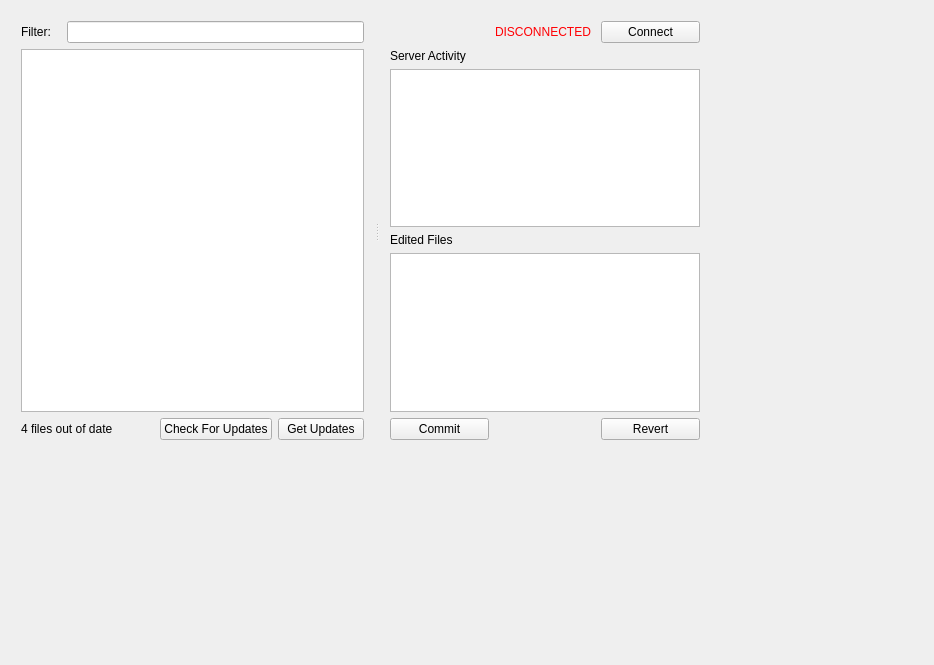
Old version of the form mainwindow.ui in the repository dant2k/P4SSHQt.
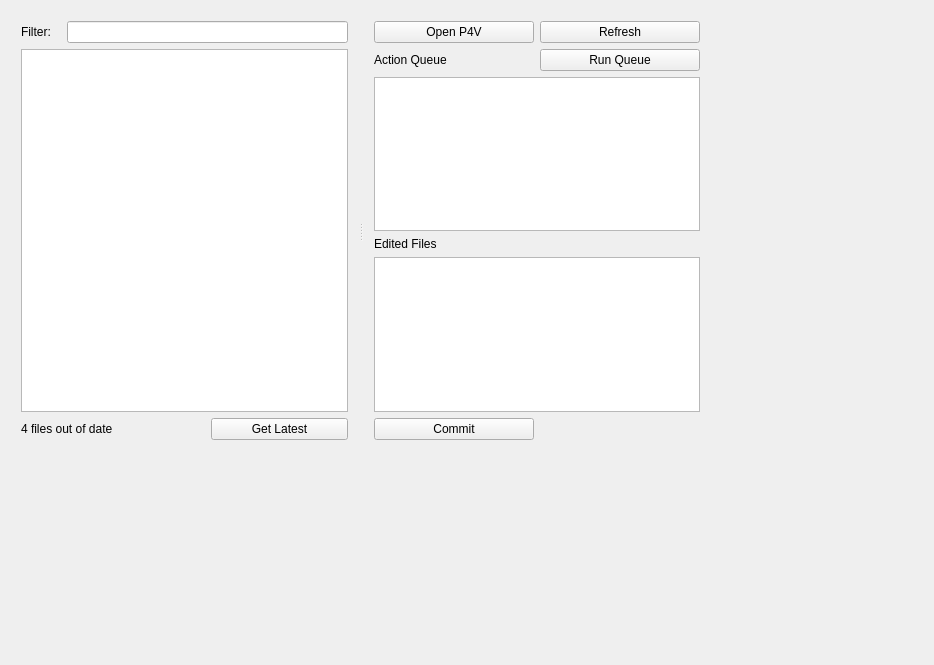
New version of the form.

Commit message: apparently i forgot to check in

```diff
--- a/mainwindow.ui
+++ b/mainwindow.ui
@@ -28,9 +28,6 @@
     </property>
     <widget class="QWidget" name="layoutWidget">
      <layout class="QGridLayout" name="gridLayout_2">
-      <item row="0" column="1" colspan="3">
-       <widget class="QLineEdit" name="lineEdit"/>
-      </item>
       <item row="0" column="0">
        <widget class="QLabel" name="label_4">
         <property name="maximumSize">
@@ -44,11 +41,37 @@
         </property>
        </widget>
       </item>
-      <item row="1" column="0" colspan="4">
+      <item row="0" column="1" colspan="2">
+       <widget class="QLineEdit" name="lineEdit"/>
+      </item>
+      <item row="2" column="2">
+       <widget class="QPushButton" name="btnGetLatest">
+        <property name="text">
+         <string>Get Latest</string>
+        </property>
+       </widget>
+      </item>
+      <item row="2" column="0" colspan="2">
+       <widget class="QLabel" name="lblOutOfDate">
+        <property name="text">
+         <string>4 files out of date</string>
+        </property>
+       </widget>
+      </item>
+      <item row="1" column="0" colspan="3">
        <widget class="QTreeWidget" name="treeWidget">
         <property name="headerHidden">
+         <bool>false</bool>
+        </property>
+        <property name="columnCount">
+         <number>1</number>
+        </property>
+        <attribute name="headerVisible">
+         <bool>false</bool>
+        </attribute>
+        <attribute name="headerStretchLastSection">
          <bool>true</bool>
-        </property>
+        </attribute>
         <column>
          <property name="text">
           <string notr="true">1</string>
@@ -56,27 +79,6 @@
         </column>
        </widget>
       </item>
-      <item row="2" column="0" colspan="2">
-       <widget class="QLabel" name="lblOutOfDate">
-        <property name="text">
-         <string>4 files out of date</string>
-        </property>
-       </widget>
-      </item>
-      <item row="2" column="3">
-       <widget class="QPushButton" name="pushButton_4">
-        <property name="text">
-         <string>Get Updates</string>
-        </property>
-       </widget>
-      </item>
-      <item row="2" column="2">
-       <widget class="QPushButton" name="pushButton_3">
-        <property name="text">
-         <string>Check For Updates</string>
-        </property>
-       </widget>
-      </item>
      </layout>
     </widget>
     <widget class="QWidget" name="layoutWidget">
@@ -84,67 +86,6 @@
       <property name="horizontalSpacing">
        <number>6</number>
       </property>
-      <item row="0" column="1">
-       <widget class="QLabel" name="label">
-        <property name="palette">
-         <palette>
-          <active>
-           <colorrole role="WindowText">
-            <brush brushstyle="SolidPattern">
-             <color alpha="255">
-              <red>255</red>
-              <green>0</green>
-              <blue>4</blue>
-             </color>
-            </brush>
-           </colorrole>
-          </active>
-          <inactive>
-           <colorrole role="WindowText">
-            <brush brushstyle="SolidPattern">
-             <color alpha="255">
-              <red>255</red>
-              <green>0</green>
-              <blue>4</blue>
-             </color>
-            </brush>
-           </colorrole>
-          </inactive>
-          <disabled>
-           <colorrole role="WindowText">
-            <brush brushstyle="SolidPattern">
-             <color alpha="255">
-              <red>120</red>
-              <green>120</green>
-              <blue>120</blue>
-             </color>
-            </brush>
-           </colorrole>
-          </disabled>
-         </palette>
-        </property>
-        <property name="text">
-         <string>DISCONNECTED</string>
-        </property>
-       </widget>
-      </item>
-      <item row="0" column="2">
-       <widget class="QPushButton" name="btnConnect">
-        <property name="text">
-         <string>Connect</string>
-        </property>
-       </widget>
-      </item>
-      <item row="1" column="0">
-       <widget class="QLabel" name="label_2">
-        <property name="text">
-         <string>Server Activity</string>
-        </property>
-       </widget>
-      </item>
-      <item row="2" column="0" colspan="3">
-       <widget class="QTextEdit" name="textEdit"/>
-      </item>
       <item row="3" column="0">
        <widget class="QLabel" name="label_3">
         <property name="text">
@@ -152,10 +93,17 @@
         </property>
        </widget>
       </item>
-      <item row="4" column="0" colspan="3">
-       <widget class="QListWidget" name="lstEdited">
-        <property name="selectionMode">
-         <enum>QAbstractItemView::MultiSelection</enum>
+      <item row="1" column="0">
+       <widget class="QLabel" name="label_2">
+        <property name="text">
+         <string>Action Queue</string>
+        </property>
+       </widget>
+      </item>
+      <item row="0" column="1">
+       <widget class="QPushButton" name="btnRefresh">
+        <property name="text">
+         <string>Refresh</string>
         </property>
        </widget>
       </item>
@@ -166,10 +114,27 @@
         </property>
        </widget>
       </item>
-      <item row="5" column="2">
-       <widget class="QPushButton" name="btnRevertSelected">
+      <item row="4" column="0" colspan="2">
+       <widget class="QListWidget" name="lstEdited">
+        <property name="selectionMode">
+         <enum>QAbstractItemView::MultiSelection</enum>
+        </property>
+       </widget>
+      </item>
+      <item row="1" column="1">
+       <widget class="QPushButton" name="btnRunQueue">
         <property name="text">
-         <string>Revert</string>
+         <string>Run Queue</string>
+        </property>
+       </widget>
+      </item>
+      <item row="2" column="0" colspan="2">
+       <widget class="QListWidget" name="lstQueue"/>
+      </item>
+      <item row="0" column="0">
+       <widget class="QPushButton" name="btnOpenP4">
+        <property name="text">
+         <string>Open P4V</string>
         </property>
        </widget>
       </item>
```
Left out of the diff: 2 changed lines with no effect on the pictures. The commit also changes 2 other files.
